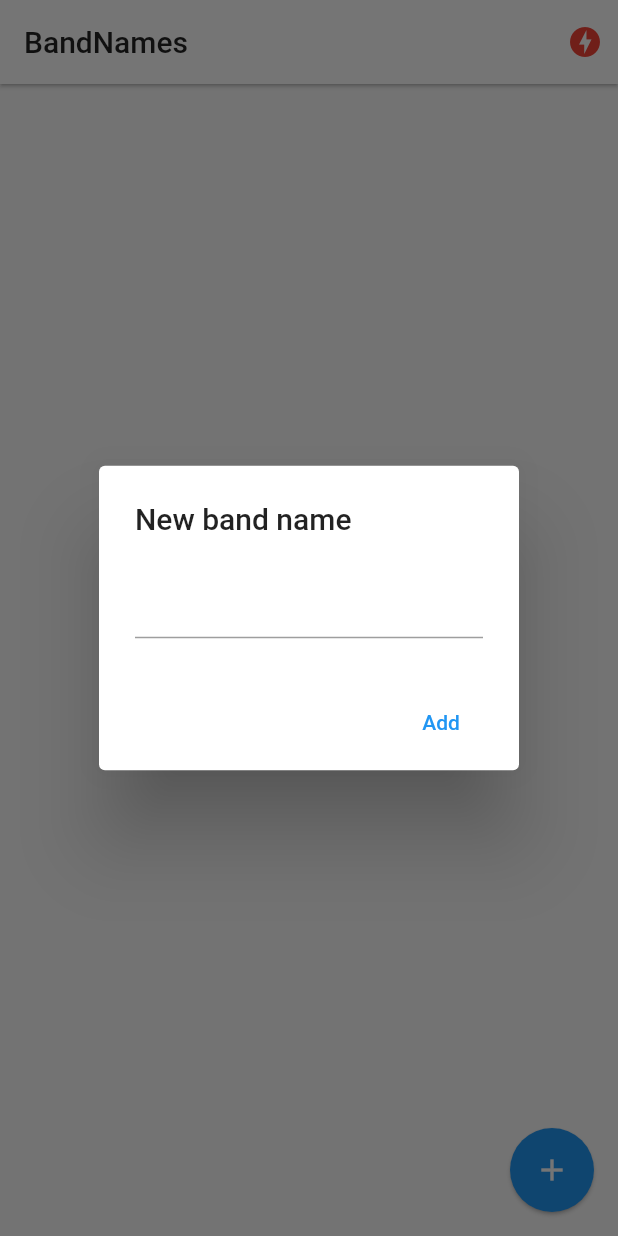
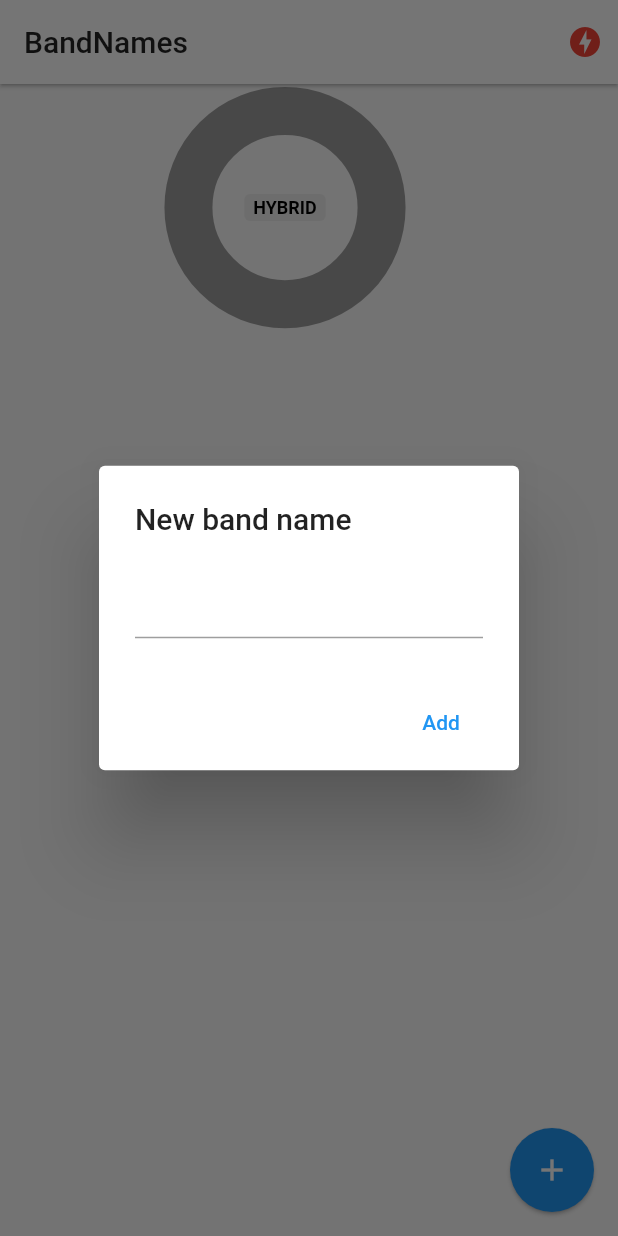
Before and after one commit to paulveliz/flutter-band-names, a Flutter app: the screen it shows after launch, after a tap on the "add" icon, on a phone screen of 412 x 824 dp. Run offline on Flutter 3.47's test engine with Material 2 defaults, Android fonts, the phone set to English and light mode, and no system bars; drawn by our look-alikes of pie_chart; our stand-ins replace socket_io_client; network calls fail.

```diff
--- a/lib/src/pages/home.dart
+++ b/lib/src/pages/home.dart
@@ -3,6 +3,7 @@ import 'package:bandnamesapp/src/models/band.dart';
 import 'package:bandnamesapp/src/services/socket_service.dart';
 import 'package:flutter/cupertino.dart';
 import 'package:flutter/material.dart';
+import 'package:pie_chart/pie_chart.dart';
 import 'package:provider/provider.dart';
 
 class Home extends StatefulWidget {
@@ -31,13 +32,7 @@ class _HomeState extends State<Home> {
     super.dispose();
   }
 
-  List<Band> bands = [
-    // new Band(id: '1', name: 'Metallica', votes: 5),
-    // new Band(id: '2', name: 'Guns And Roses', votes: 4),
-    // new Band(id: '3', name: 'Post malone', votes: 1),
-    // new Band(id: '4', name: 'Trippie redd', votes: 5),
-    // new Band(id: '5', name: '6ix9ine', votes: 1)
-  ];
+  List<Band> bands = [];
 
   @override
   Widget build(BuildContext context) {
@@ -55,9 +50,16 @@ class _HomeState extends State<Home> {
           )
         ],
       ),
-      body: ListView.builder(
-        itemCount: bands.length,
-        itemBuilder: (_, i) => bandTile(bands[i])
+      body: Column(
+        children: [
+          _showGraph(),
+          Expanded(
+            child: ListView.builder(
+              itemCount: bands.length,
+              itemBuilder: (_, i) => bandTile(bands[i])
+            ),
+          )
+        ],
       ),
       floatingActionButton: FloatingActionButton(
         child: Icon(Icons.add),
@@ -68,11 +70,13 @@ class _HomeState extends State<Home> {
   }
 
   Widget bandTile(Band banda) {
+    final socketService = Provider.of<SocketService>(context, listen: false);
+
     return Dismissible(
       key: Key(banda.id),
       direction: DismissDirection.startToEnd,
       onDismissed: ( direction ){
-        // TODO: Llamar el borrado en el server.
+          socketService.emit('delete-band', {'id': banda.id});
       },
       background: Container(
         padding: EdgeInsets.only(left: 10),
@@ -89,7 +93,9 @@ class _HomeState extends State<Home> {
             child: Text(banda.name.substring(0,2)),
             backgroundColor: Colors.blue[100],
           ),
-          onTap: (){},
+          onTap: (){
+            socketService.emit('vote-band', { 'id': banda.id });
+          },
       ),
     );
   }
@@ -150,12 +156,61 @@ class _HomeState extends State<Home> {
 
   void addBandToList(String name){
     if(name.length > 1){
-      this.bands.add(new Band(id: DateTime.now().toString(), name: name, votes: 4));
-      setState(() {});
+      final socketService = Provider.of<SocketService>(context, listen: false);
+      socketService.emit('add-band', {'nombre': name});
+      // socketService.socket.on('active-bands', ( payload ) {
+      //   this.bands = (payload as List).map( (band){
+      //     return Band.fromMap(band);
+      //   }).toList();
+      //   setState(() {});
+      // });
+
       Navigator.of(context).pop();
     }else{
       Navigator.of(context).pop();
     }
   }
 
+  Widget _showGraph() {
+    Map<String, double> dataMap = new Map();
+    bands.forEach((e) {
+      dataMap.putIfAbsent(e.name, () => e.votes.toDouble() );
+    });
+      List<Color> colorList = [
+      Colors.red,
+      Colors.green,
+      Colors.blue,
+      Colors.yellow,
+    ];
+    return Container(
+      padding: EdgeInsets.all(10.0),
+      child: PieChart(
+        dataMap: dataMap,
+        animationDuration: Duration(milliseconds: 800),
+        chartLegendSpacing: 32,
+        chartRadius: MediaQuery.of(context).size.width / 3.2,
+        colorList: colorList,
+        initialAngleInDegree: 0,
+        chartType: ChartType.ring,
+        ringStrokeWidth: 32,
+        centerText: "HYBRID",
+        legendOptions: LegendOptions(
+          showLegendsInRow: false,
+          legendPosition: LegendPosition.right,
+          showLegends: true,
+          legendShape: BoxShape.circle,
+          legendTextStyle: TextStyle(
+            fontWeight: FontWeight.bold,
+          ),
+        ),
+        chartValuesOptions: ChartValuesOptions(
+          showChartValueBackground: true,
+          showChartValues: true,
+          showChartValuesInPercentage: false,
+          showChartValuesOutside: false,
+        ),
+      ),
+    );
+  }
+
 }
--- a/lib/src/pages/status.dart
+++ b/lib/src/pages/status.dart
@@ -17,8 +17,6 @@ class StatusPage extends StatelessWidget {
       floatingActionButton: FloatingActionButton(
         child: Icon(Icons.message),
         onPressed: (){
-          // Emitir:
-          // { nombre: 'Flutter', Mensaje: 'Hola desde flutter' }
           socketService.socket.emit('emitir-mensaje', {
             'nombre': 'Flutter',
             'Mensaje': 'Hola desde flutter'
--- a/pubspec.yaml
+++ b/pubspec.yaml
@@ -30,6 +30,7 @@ dependencies:
   cupertino_icons: ^1.0.0
   socket_io_client: ^0.9.12
   provider: ^4.3.2+2
+  pie_chart: ^4.0.1
 
 dev_dependencies:
   flutter_test:
```
Also changed, not shown: pubspec.lock.
